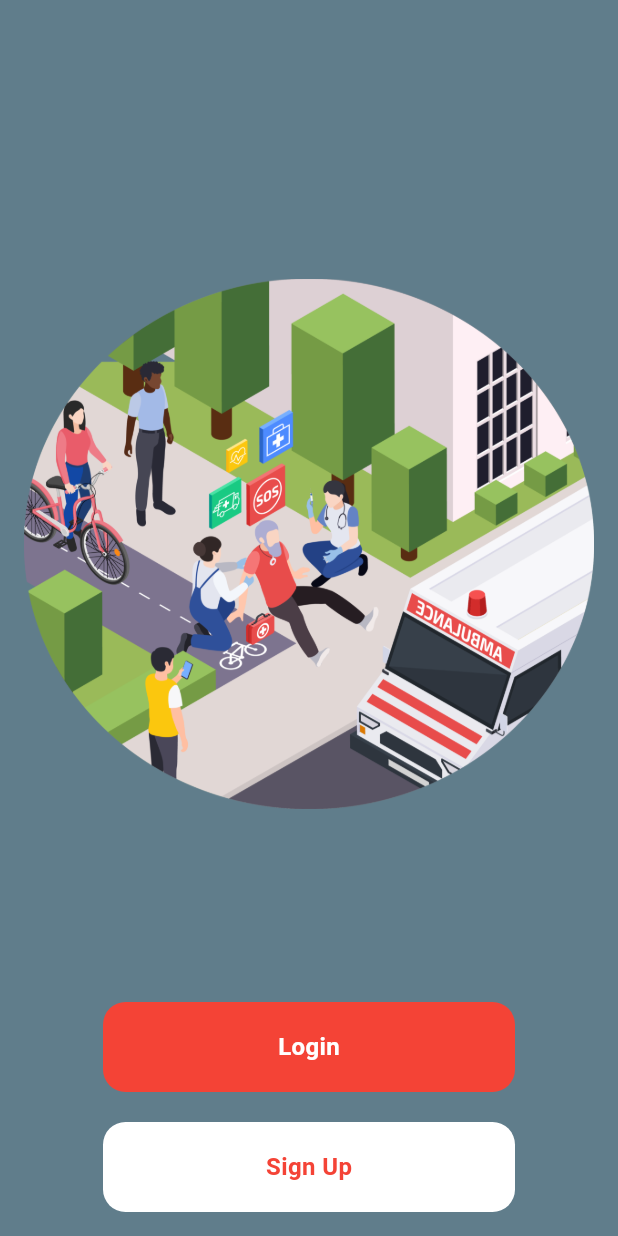
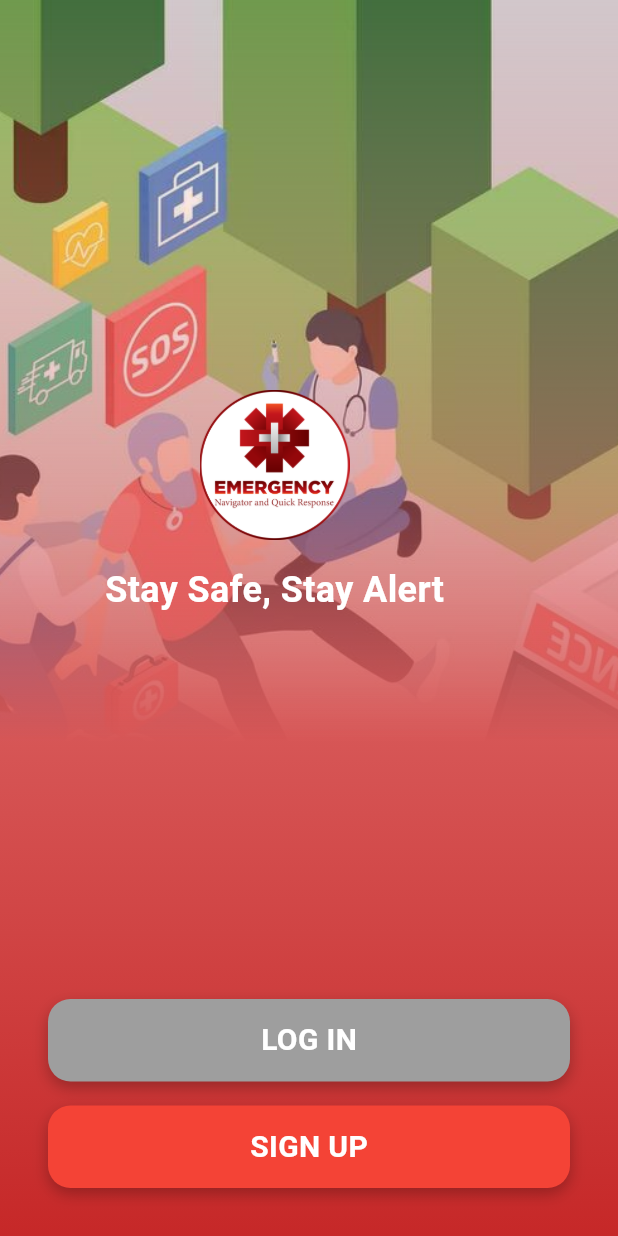
Before and after one commit to maniokhan/emergency-alert-app, a Flutter app: the screen it shows after launch, on a phone screen of 412 x 824 dp. Run offline on Flutter 3.47's test engine with Material 3 defaults, Android fonts, the phone set to English and light mode, and no system bars; our stand-ins replace google_maps_flutter.

Commit message:
redesigned welcome page

```diff
--- /dev/null
+++ b/lib/src/common_widgets/common_button.dart
@@ -0,0 +1,77 @@
+import 'package:flutter/material.dart';
+
+class CommonButton extends StatefulWidget {
+  final Color color;
+  final String text;
+  final VoidCallback onTap; // Callback function for onTap
+
+  const CommonButton({
+    Key? key,
+    required this.color,
+    required this.text,
+    required this.onTap,
+  }) : super(key: key);
+
+  @override
+  _CommonButtonState createState() => _CommonButtonState();
+}
+
+class _CommonButtonState extends State<CommonButton>
+    with SingleTickerProviderStateMixin {
+  bool _isPressed = false;
+
+  @override
+  Widget build(BuildContext context) {
+    return Padding(
+      padding: const EdgeInsets.all(8.0),
+      child: GestureDetector(
+        onTapDown: (_) {
+          setState(() {
+            _isPressed = true;
+          });
+        },
+        onTapUp: (_) {
+          setState(() {
+            _isPressed = false;
+          });
+          widget.onTap(); // Call the onTap function passed from parent
+        },
+        onTapCancel: () {
+          setState(() {
+            _isPressed = false;
+          });
+        },
+        child: AnimatedContainer(
+          duration: Duration(milliseconds: 100),
+          height: 55,
+          width: double.infinity,
+          decoration: BoxDecoration(
+            color: widget.color,
+            borderRadius: BorderRadius.circular(15),
+            boxShadow: _isPressed
+                ? []
+                : [
+                    BoxShadow(
+                      color: Colors.black26,
+                      blurRadius: 8,
+                      offset: Offset(0, 4),
+                    ),
+                  ],
+          ),
+          alignment: Alignment.center,
+          transform: _isPressed
+              ? Matrix4.identity().scaled(0.97) // Slightly shrink when pressed
+              : Matrix4.identity(),
+          child: Text(
+            widget.text,
+            style: const TextStyle(
+              fontSize: 20,
+              fontWeight: FontWeight.w600,
+              color: Colors.white, // Adjust text color if needed
+            ),
+          ),
+        ),
+      ),
+    );
+  }
+}
--- a/lib/src/features/auth/welcome_page.dart
+++ b/lib/src/features/auth/welcome_page.dart
@@ -1,3 +1,101 @@
+// import 'package:emergency_alert_app/src/common_widgets/common_button.dart';
+// import 'package:emergency_alert_app/src/features/auth/login.dart';
+// import 'package:emergency_alert_app/src/features/auth/signup.dart';
+// import 'package:flutter/material.dart';
+
+// class LoginSignUpPage extends StatelessWidget {
+//   @override
+//   Widget build(BuildContext context) {
+//     return Scaffold(
+//       appBar: AppBar(
+//         elevation: 0.0,
+//         backgroundColor: Colors.transparent,
+//       ),
+//       extendBodyBehindAppBar: true,
+//       body: Stack(
+//         fit: StackFit.expand,
+//         children: [
+//           SizedBox(
+//             height: MediaQuery.of(context).size.height * 0.6,
+//             child: Image.asset(
+//               'assets/welcome_image.jpg',
+//               fit: BoxFit.cover,
+//             ),
+//           ),
+//           const BackgroundFilter(),
+//         ],
+//       ),
+//     );
+//   }
+// }
+
+// class BackgroundFilter extends StatelessWidget {
+//   const BackgroundFilter({super.key});
+
+//   @override
+//   Widget build(BuildContext context) {
+//     return ShaderMask(
+//       shaderCallback: (rect) {
+//         return LinearGradient(
+//           begin: Alignment.topCenter,
+//           end: Alignment.bottomCenter,
+//           colors: [
+//             Colors.white,
+//             Colors.white.withOpacity(0.5),
+//             Colors.white.withOpacity(0.0),
+//           ],
+//           stops: const [
+//             0.0,
+//             0.4,
+//             0.6,
+//           ],
+//         ).createShader(rect);
+//       },
+//       blendMode: BlendMode.dstOut,
+//       child: Container(
+//         decoration: BoxDecoration(
+//             gradient: LinearGradient(
+//           begin: Alignment.topCenter,
+//           end: Alignment.bottomCenter,
+//           colors: [
+//             Colors.red.shade200,
+//             Colors.red.shade800,
+//           ],
+//         )),
+//         child: Padding(
+//           padding: const EdgeInsets.all(24.0),
+//           child: Column(
+//             mainAxisAlignment: MainAxisAlignment.end,
+//             children: [
+//               CommonButton(
+//                 color: Colors.grey,
+//                 text: "LOG IN",
+//                 onTap: () {
+//                   Navigator.push(
+//                     context,
+//                     MaterialPageRoute(builder: (context) => LoginPage()),
+//                   );
+//                 },
+//               ),
+//               CommonButton(
+//                 color: Colors.red,
+//                 text: "SIGN UP",
+//                 onTap: () {
+//                   Navigator.push(
+//                     context,
+//                     MaterialPageRoute(builder: (context) => SignUpPage()),
+//                   );
+//                 },
+//               ),
+//             ],
+//           ),
+//         ),
+//       ),
+//     );
+//   }
+// }
+
+import 'package:emergency_alert_app/src/common_widgets/common_button.dart';
 import 'package:emergency_alert_app/src/features/auth/login.dart';
 import 'package:emergency_alert_app/src/features/auth/signup.dart';
 import 'package:flutter/material.dart';
@@ -6,95 +104,117 @@
   @override
   Widget build(BuildContext context) {
     return Scaffold(
-      // appBar: AppBar(
-      //   title: Text('Emergency Alert App'),
-      // ),
-      body: Container(
-        color: Colors.blueGrey,
-        padding: const EdgeInsets.all(16.0),
-        child: Column(
-          // mainAxisAlignment: MainAxisAlignment.center,
+      appBar: AppBar(
+        elevation: 0.0,
+        backgroundColor: Colors.transparent,
+      ),
+      extendBodyBehindAppBar: true,
+      body: Stack(
+        fit: StackFit.expand,
         children: [
           SizedBox(
-              height: MediaQuery.of(context).size.height / 7,
+            height: MediaQuery.of(context).size.height * 0.6,
+            child: Image.asset(
+              'assets/welcome_image.jpg',
+              fit: BoxFit.cover,
             ),
-            Container(
-              height: MediaQuery.of(context).size.height / 1.8,
+          ),
+          const BackgroundFilter(),
+          Positioned(
+            top: 260,
+            left: 70,
+            child: Column(
+              mainAxisAlignment: MainAxisAlignment.center,
+              crossAxisAlignment: CrossAxisAlignment.center,
+              children: [
+                Image.asset(
+                  'assets/logo.png', // Replace with your logo asset path
+                  height: 100,
+                  width: 100,
+                ),
+                const SizedBox(height: 16),
+                // Tagline Text
+                const Text(
+                  'Stay Safe, Stay Alert',
+                  style: TextStyle(
+                    fontSize: 24,
+                    fontWeight: FontWeight.bold,
+                    color: Colors.white,
+                  ),
+                  textAlign: TextAlign.center,
+                ),
+              ],
+            ),
+          ),
+        ],
+      ),
+    );
+  }
+}
+
+class BackgroundFilter extends StatelessWidget {
+  const BackgroundFilter({super.key});
+
+  @override
+  Widget build(BuildContext context) {
+    return ShaderMask(
+      shaderCallback: (rect) {
+        return LinearGradient(
+          begin: Alignment.topCenter,
+          end: Alignment.bottomCenter,
+          colors: [
+            Colors.white,
+            Colors.white.withOpacity(0.5),
+            Colors.white.withOpacity(0.0),
+          ],
+          stops: const [
+            0.0,
+            0.4,
+            0.6,
+          ],
+        ).createShader(rect);
+      },
+      blendMode: BlendMode.dstOut,
+      child: Container(
         decoration: BoxDecoration(
-                  image: DecorationImage(
-                      image: AssetImage('assets/welcome_image.png'))),
+          gradient: LinearGradient(
+            begin: Alignment.topCenter,
+            end: Alignment.bottomCenter,
+            colors: [
+              Colors.red.shade200,
+              Colors.red.shade800,
+            ],
           ),
-            // SizedBox(height: MediaQuery.of(context).size.height / 15
-            // ,),
-            Spacer(),
-            GestureDetector(
+        ),
+        child: Padding(
+          padding: const EdgeInsets.all(24.0),
+          child: Column(
+            mainAxisAlignment: MainAxisAlignment.end,
+            children: [
+              const Spacer(),
+              // Login and SignUp Buttons
+              CommonButton(
+                color: Colors.grey,
+                text: "LOG IN",
                 onTap: () {
                   Navigator.push(
                     context,
                     MaterialPageRoute(builder: (context) => LoginPage()),
                   );
                 },
-              child: Container(
-                height: 60,
-                width: MediaQuery.of(context).size.width / 1.5,
-                padding: EdgeInsets.symmetric(horizontal: 20, vertical: 15),
-                decoration: BoxDecoration(
-                    borderRadius: BorderRadius.circular(15), color: Colors.red),
-                child: Center(
-                    child: Text(
-                  'Login',
-                  style: TextStyle(
-                      fontWeight: FontWeight.w700,
-                      fontSize: 16,
-                      color: Colors.white),
-                )),
               ),
-            ),
-            // ElevatedButton(
-            //   onPressed: () {
-            //     Navigator.push(
-            //       context,
-            //       MaterialPageRoute(builder: (context) => LoginPage()),
-            //     );
-            //   },
-            //   child: Text('Login'),
-            // ),
-            SizedBox(height: 20),
-            GestureDetector(
+              CommonButton(
+                color: Colors.red,
+                text: "SIGN UP",
                 onTap: () {
                   Navigator.push(
                     context,
                     MaterialPageRoute(builder: (context) => SignUpPage()),
                   );
                 },
-              child: Container(
-                height: 60,
-                width: MediaQuery.of(context).size.width / 1.5,
-                padding: EdgeInsets.symmetric(horizontal: 20, vertical: 15),
-                decoration: BoxDecoration(
-                    borderRadius: BorderRadius.circular(15),
-                    // border: Border.all(color: Colors.red),
-                    color: Colors.white),
-                child: Center(
-                    child: Text(
-                  'Sign Up',
-                  style: TextStyle(
-                      fontWeight: FontWeight.w700,
-                      fontSize: 16,
-                      color: Colors.red),
-                )),
               ),
+            ],
           ),
-            // ElevatedButton(
-            //   onPressed: () {
-            //     Navigator.push(
-            //       context,
-            //       MaterialPageRoute(builder: (context) => SignUpPage()),
-            //     );
-            //   },
-            //   child: Text('Sign Up'),
-            // ),
-          ],
         ),
       ),
     );
```
Also changed, not shown: assets/welcome_image.jpg (added). Lines whose indentation alone changed are shown as unchanged.
